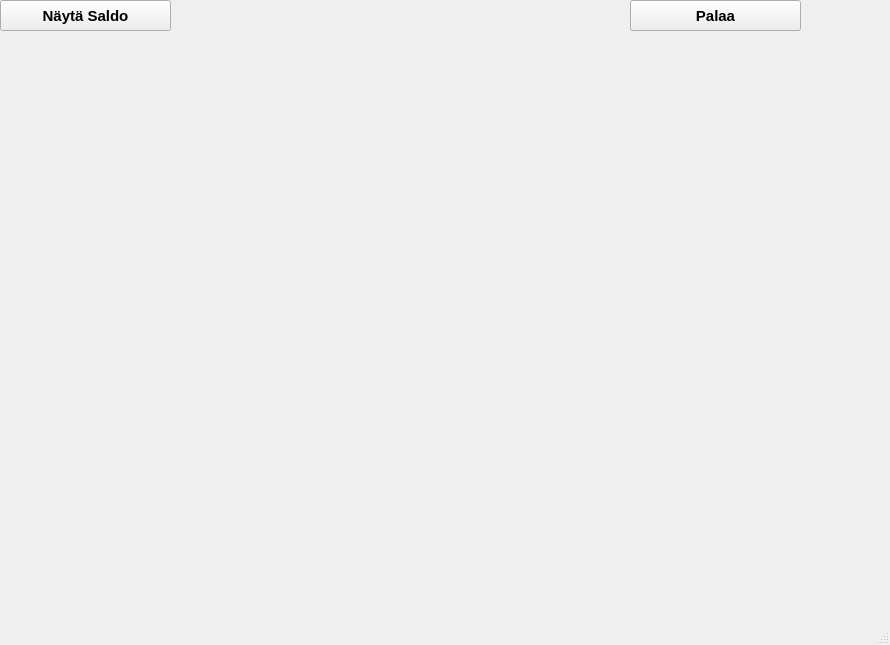
First picture: the form in bankautomat/nayta_saldo.ui, repository tvt21kmo-bank-project/group_7, before the edit.
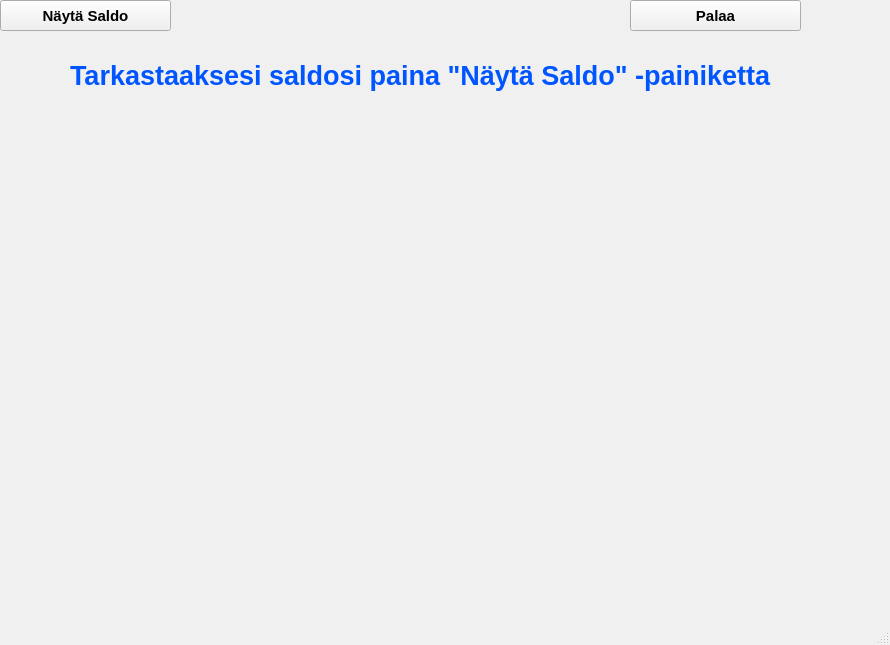
Second picture: the form after the edit.

Patch:
```diff
--- a/bankautomat/nayta_saldo.ui
+++ b/bankautomat/nayta_saldo.ui
@@ -10,6 +10,583 @@
     <height>645</height>
    </rect>
   </property>
+  <property name="palette">
+   <palette>
+    <active>
+     <colorrole role="WindowText">
+      <brush brushstyle="SolidPattern">
+       <color alpha="255">
+        <red>0</red>
+        <green>85</green>
+        <blue>255</blue>
+       </color>
+      </brush>
+     </colorrole>
+     <colorrole role="Button">
+      <brush brushstyle="SolidPattern">
+       <color alpha="255">
+        <red>240</red>
+        <green>240</green>
+        <blue>240</blue>
+       </color>
+      </brush>
+     </colorrole>
+     <colorrole role="Light">
+      <brush brushstyle="SolidPattern">
+       <color alpha="255">
+        <red>255</red>
+        <green>255</green>
+        <blue>255</blue>
+       </color>
+      </brush>
+     </colorrole>
+     <colorrole role="Midlight">
+      <brush brushstyle="SolidPattern">
+       <color alpha="255">
+        <red>227</red>
+        <green>227</green>
+        <blue>227</blue>
+       </color>
+      </brush>
+     </colorrole>
+     <colorrole role="Dark">
+      <brush brushstyle="SolidPattern">
+       <color alpha="255">
+        <red>160</red>
+        <green>160</green>
+        <blue>160</blue>
+       </color>
+      </brush>
+     </colorrole>
+     <colorrole role="Mid">
+      <brush brushstyle="SolidPattern">
+       <color alpha="255">
+        <red>160</red>
+        <green>160</green>
+        <blue>160</blue>
+       </color>
+      </brush>
+     </colorrole>
+     <colorrole role="Text">
+      <brush brushstyle="SolidPattern">
+       <color alpha="255">
+        <red>0</red>
+        <green>0</green>
+        <blue>0</blue>
+       </color>
+      </brush>
+     </colorrole>
+     <colorrole role="BrightText">
+      <brush brushstyle="SolidPattern">
+       <color alpha="255">
+        <red>255</red>
+        <green>255</green>
+        <blue>255</blue>
+       </color>
+      </brush>
+     </colorrole>
+     <colorrole role="ButtonText">
+      <brush brushstyle="SolidPattern">
+       <color alpha="255">
+        <red>0</red>
+        <green>0</green>
+        <blue>0</blue>
+       </color>
+      </brush>
+     </colorrole>
+     <colorrole role="Base">
+      <brush brushstyle="SolidPattern">
+       <color alpha="255">
+        <red>255</red>
+        <green>255</green>
+        <blue>255</blue>
+       </color>
+      </brush>
+     </colorrole>
+     <colorrole role="Window">
+      <brush brushstyle="SolidPattern">
+       <color alpha="255">
+        <red>0</red>
+        <green>0</green>
+        <blue>0</blue>
+       </color>
+      </brush>
+     </colorrole>
+     <colorrole role="Shadow">
+      <brush brushstyle="SolidPattern">
+       <color alpha="255">
+        <red>105</red>
+        <green>105</green>
+        <blue>105</blue>
+       </color>
+      </brush>
+     </colorrole>
+     <colorrole role="Highlight">
+      <brush brushstyle="SolidPattern">
+       <color alpha="255">
+        <red>0</red>
+        <green>120</green>
+        <blue>215</blue>
+       </color>
+      </brush>
+     </colorrole>
+     <colorrole role="HighlightedText">
+      <brush brushstyle="SolidPattern">
+       <color alpha="255">
+        <red>255</red>
+        <green>255</green>
+        <blue>255</blue>
+       </color>
+      </brush>
+     </colorrole>
+     <colorrole role="Link">
+      <brush brushstyle="SolidPattern">
+       <color alpha="255">
+        <red>0</red>
+        <green>0</green>
+        <blue>255</blue>
+       </color>
+      </brush>
+     </colorrole>
+     <colorrole role="LinkVisited">
+      <brush brushstyle="SolidPattern">
+       <color alpha="255">
+        <red>255</red>
+        <green>0</green>
+        <blue>255</blue>
+       </color>
+      </brush>
+     </colorrole>
+     <colorrole role="AlternateBase">
+      <brush brushstyle="SolidPattern">
+       <color alpha="255">
+        <red>245</red>
+        <green>245</green>
+        <blue>245</blue>
+       </color>
+      </brush>
+     </colorrole>
+     <colorrole role="NoRole">
+      <brush brushstyle="NoBrush">
+       <color alpha="255">
+        <red>0</red>
+        <green>0</green>
+        <blue>0</blue>
+       </color>
+      </brush>
+     </colorrole>
+     <colorrole role="ToolTipBase">
+      <brush brushstyle="SolidPattern">
+       <color alpha="255">
+        <red>255</red>
+        <green>255</green>
+        <blue>220</blue>
+       </color>
+      </brush>
+     </colorrole>
+     <colorrole role="ToolTipText">
+      <brush brushstyle="SolidPattern">
+       <color alpha="255">
+        <red>0</red>
+        <green>0</green>
+        <blue>0</blue>
+       </color>
+      </brush>
+     </colorrole>
+     <colorrole role="PlaceholderText">
+      <brush brushstyle="SolidPattern">
+       <color alpha="128">
+        <red>0</red>
+        <green>0</green>
+        <blue>0</blue>
+       </color>
+      </brush>
+     </colorrole>
+    </active>
+    <inactive>
+     <colorrole role="WindowText">
+      <brush brushstyle="SolidPattern">
+       <color alpha="255">
+        <red>0</red>
+        <green>0</green>
+        <blue>0</blue>
+       </color>
+      </brush>
+     </colorrole>
+     <colorrole role="Button">
+      <brush brushstyle="SolidPattern">
+       <color alpha="255">
+        <red>240</red>
+        <green>240</green>
+        <blue>240</blue>
+       </color>
+      </brush>
+     </colorrole>
+     <colorrole role="Light">
+      <brush brushstyle="SolidPattern">
+       <color alpha="255">
+        <red>255</red>
+        <green>255</green>
+        <blue>255</blue>
+       </color>
+      </brush>
+     </colorrole>
+     <colorrole role="Midlight">
+      <brush brushstyle="SolidPattern">
+       <color alpha="255">
+        <red>227</red>
+        <green>227</green>
+        <blue>227</blue>
+       </color>
+      </brush>
+     </colorrole>
+     <colorrole role="Dark">
+      <brush brushstyle="SolidPattern">
+       <color alpha="255">
+        <red>160</red>
+        <green>160</green>
+        <blue>160</blue>
+       </color>
+      </brush>
+     </colorrole>
+     <colorrole role="Mid">
+      <brush brushstyle="SolidPattern">
+       <color alpha="255">
+        <red>160</red>
+        <green>160</green>
+        <blue>160</blue>
+       </color>
+      </brush>
+     </colorrole>
+     <colorrole role="Text">
+      <brush brushstyle="SolidPattern">
+       <color alpha="255">
+        <red>0</red>
+        <green>0</green>
+        <blue>0</blue>
+       </color>
+      </brush>
+     </colorrole>
+     <colorrole role="BrightText">
+      <brush brushstyle="SolidPattern">
+       <color alpha="255">
+        <red>255</red>
+        <green>255</green>
+        <blue>255</blue>
+       </color>
+      </brush>
+     </colorrole>
+     <colorrole role="ButtonText">
+      <brush brushstyle="SolidPattern">
+       <color alpha="255">
+        <red>0</red>
+        <green>0</green>
+        <blue>0</blue>
+       </color>
+      </brush>
+     </colorrole>
+     <colorrole role="Base">
+      <brush brushstyle="SolidPattern">
+       <color alpha="255">
+        <red>255</red>
+        <green>255</green>
+        <blue>255</blue>
+       </color>
+      </brush>
+     </colorrole>
+     <colorrole role="Window">
+      <brush brushstyle="SolidPattern">
+       <color alpha="255">
+        <red>240</red>
+        <green>240</green>
+        <blue>240</blue>
+       </color>
+      </brush>
+     </colorrole>
+     <colorrole role="Shadow">
+      <brush brushstyle="SolidPattern">
+       <color alpha="255">
+        <red>105</red>
+        <green>105</green>
+        <blue>105</blue>
+       </color>
+      </brush>
+     </colorrole>
+     <colorrole role="Highlight">
+      <brush brushstyle="SolidPattern">
+       <color alpha="255">
+        <red>240</red>
+        <green>240</green>
+        <blue>240</blue>
+       </color>
+      </brush>
+     </colorrole>
+     <colorrole role="HighlightedText">
+      <brush brushstyle="SolidPattern">
+       <color alpha="255">
+        <red>0</red>
+        <green>0</green>
+        <blue>0</blue>
+       </color>
+      </brush>
+     </colorrole>
+     <colorrole role="Link">
+      <brush brushstyle="SolidPattern">
+       <color alpha="255">
+        <red>0</red>
+        <green>0</green>
+        <blue>255</blue>
+       </color>
+      </brush>
+     </colorrole>
+     <colorrole role="LinkVisited">
+      <brush brushstyle="SolidPattern">
+       <color alpha="255">
+        <red>255</red>
+        <green>0</green>
+        <blue>255</blue>
+       </color>
+      </brush>
+     </colorrole>
+     <colorrole role="AlternateBase">
+      <brush brushstyle="SolidPattern">
+       <color alpha="255">
+        <red>245</red>
+        <green>245</green>
+        <blue>245</blue>
+       </color>
+      </brush>
+     </colorrole>
+     <colorrole role="NoRole">
+      <brush brushstyle="NoBrush">
+       <color alpha="255">
+        <red>0</red>
+        <green>0</green>
+        <blue>0</blue>
+       </color>
+      </brush>
+     </colorrole>
+     <colorrole role="ToolTipBase">
+      <brush brushstyle="SolidPattern">
+       <color alpha="255">
+        <red>255</red>
+        <green>255</green>
+        <blue>220</blue>
+       </color>
+      </brush>
+     </colorrole>
+     <colorrole role="ToolTipText">
+      <brush brushstyle="SolidPattern">
+       <color alpha="255">
+        <red>0</red>
+        <green>0</green>
+        <blue>0</blue>
+       </color>
+      </brush>
+     </colorrole>
+     <colorrole role="PlaceholderText">
+      <brush brushstyle="SolidPattern">
+       <color alpha="128">
+        <red>0</red>
+        <green>0</green>
+        <blue>0</blue>
+       </color>
+      </brush>
+     </colorrole>
+    </inactive>
+    <disabled>
+     <colorrole role="WindowText">
+      <brush brushstyle="SolidPattern">
+       <color alpha="255">
+        <red>120</red>
+        <green>120</green>
+        <blue>120</blue>
+       </color>
+      </brush>
+     </colorrole>
+     <colorrole role="Button">
+      <brush brushstyle="SolidPattern">
+       <color alpha="255">
+        <red>240</red>
+        <green>240</green>
+        <blue>240</blue>
+       </color>
+      </brush>
+     </colorrole>
+     <colorrole role="Light">
+      <brush brushstyle="SolidPattern">
+       <color alpha="255">
+        <red>255</red>
+        <green>255</green>
+        <blue>255</blue>
+       </color>
+      </brush>
+     </colorrole>
+     <colorrole role="Midlight">
+      <brush brushstyle="SolidPattern">
+       <color alpha="255">
+        <red>247</red>
+        <green>247</green>
+        <blue>247</blue>
+       </color>
+      </brush>
+     </colorrole>
+     <colorrole role="Dark">
+      <brush brushstyle="SolidPattern">
+       <color alpha="255">
+        <red>160</red>
+        <green>160</green>
+        <blue>160</blue>
+       </color>
+      </brush>
+     </colorrole>
+     <colorrole role="Mid">
+      <brush brushstyle="SolidPattern">
+       <color alpha="255">
+        <red>160</red>
+        <green>160</green>
+        <blue>160</blue>
+       </color>
+      </brush>
+     </colorrole>
+     <colorrole role="Text">
+      <brush brushstyle="SolidPattern">
+       <color alpha="255">
+        <red>120</red>
+        <green>120</green>
+        <blue>120</blue>
+       </color>
+      </brush>
+     </colorrole>
+     <colorrole role="BrightText">
+      <brush brushstyle="SolidPattern">
+       <color alpha="255">
+        <red>255</red>
+        <green>255</green>
+        <blue>255</blue>
+       </color>
+      </brush>
+     </colorrole>
+     <colorrole role="ButtonText">
+      <brush brushstyle="SolidPattern">
+       <color alpha="255">
+        <red>120</red>
+        <green>120</green>
+        <blue>120</blue>
+       </color>
+      </brush>
+     </colorrole>
+     <colorrole role="Base">
+      <brush brushstyle="SolidPattern">
+       <color alpha="255">
+        <red>0</red>
+        <green>0</green>
+        <blue>0</blue>
+       </color>
+      </brush>
+     </colorrole>
+     <colorrole role="Window">
+      <brush brushstyle="SolidPattern">
+       <color alpha="255">
+        <red>0</red>
+        <green>0</green>
+        <blue>0</blue>
+       </color>
+      </brush>
+     </colorrole>
+     <colorrole role="Shadow">
+      <brush brushstyle="SolidPattern">
+       <color alpha="255">
+        <red>0</red>
+        <green>0</green>
+        <blue>0</blue>
+       </color>
+      </brush>
+     </colorrole>
+     <colorrole role="Highlight">
+      <brush brushstyle="SolidPattern">
+       <color alpha="255">
+        <red>0</red>
+        <green>120</green>
+        <blue>215</blue>
+       </color>
+      </brush>
+     </colorrole>
+     <colorrole role="HighlightedText">
+      <brush brushstyle="SolidPattern">
+       <color alpha="255">
+        <red>255</red>
+        <green>255</green>
+        <blue>255</blue>
+       </color>
+      </brush>
+     </colorrole>
+     <colorrole role="Link">
+      <brush brushstyle="SolidPattern">
+       <color alpha="255">
+        <red>0</red>
+        <green>0</green>
+        <blue>255</blue>
+       </color>
+      </brush>
+     </colorrole>
+     <colorrole role="LinkVisited">
+      <brush brushstyle="SolidPattern">
+       <color alpha="255">
+        <red>255</red>
+        <green>0</green>
+        <blue>255</blue>
+       </color>
+      </brush>
+     </colorrole>
+     <colorrole role="AlternateBase">
+      <brush brushstyle="SolidPattern">
+       <color alpha="255">
+        <red>245</red>
+        <green>245</green>
+        <blue>245</blue>
+       </color>
+      </brush>
+     </colorrole>
+     <colorrole role="NoRole">
+      <brush brushstyle="NoBrush">
+       <color alpha="255">
+        <red>0</red>
+        <green>0</green>
+        <blue>0</blue>
+       </color>
+      </brush>
+     </colorrole>
+     <colorrole role="ToolTipBase">
+      <brush brushstyle="SolidPattern">
+       <color alpha="255">
+        <red>255</red>
+        <green>255</green>
+        <blue>220</blue>
+       </color>
+      </brush>
+     </colorrole>
+     <colorrole role="ToolTipText">
+      <brush brushstyle="SolidPattern">
+       <color alpha="255">
+        <red>0</red>
+        <green>0</green>
+        <blue>0</blue>
+       </color>
+      </brush>
+     </colorrole>
+     <colorrole role="PlaceholderText">
+      <brush brushstyle="SolidPattern">
+       <color alpha="128">
+        <red>0</red>
+        <green>0</green>
+        <blue>0</blue>
+       </color>
+      </brush>
+     </colorrole>
+    </disabled>
+   </palette>
+  </property>
   <property name="windowTitle">
    <string>MainWindow</string>
   </property>
@@ -36,10 +613,10 @@
    <widget class="QLabel" name="saldotxtlbl">
     <property name="geometry">
      <rect>
-      <x>220</x>
-      <y>310</y>
-      <width>131</width>
-      <height>41</height>
+      <x>40</x>
+      <y>420</y>
+      <width>731</width>
+      <height>91</height>
      </rect>
     </property>
     <property name="palette">
@@ -81,63 +658,7 @@
     </property>
     <property name="font">
      <font>
-      <pointsize>30</pointsize>
-      <bold>true</bold>
-     </font>
-    </property>
-    <property name="text">
-     <string/>
-    </property>
-   </widget>
-   <widget class="QLabel" name="tilinumerolbl">
-    <property name="geometry">
-     <rect>
-      <x>400</x>
-      <y>220</y>
-      <width>301</width>
-      <height>41</height>
-     </rect>
-    </property>
-    <property name="palette">
-     <palette>
-      <active>
-       <colorrole role="WindowText">
-        <brush brushstyle="SolidPattern">
-         <color alpha="255">
-          <red>0</red>
-          <green>85</green>
-          <blue>255</blue>
-         </color>
-        </brush>
-       </colorrole>
-      </active>
-      <inactive>
-       <colorrole role="WindowText">
-        <brush brushstyle="SolidPattern">
-         <color alpha="255">
-          <red>0</red>
-          <green>85</green>
-          <blue>255</blue>
-         </color>
-        </brush>
-       </colorrole>
-      </inactive>
-      <disabled>
-       <colorrole role="WindowText">
-        <brush brushstyle="SolidPattern">
-         <color alpha="255">
-          <red>120</red>
-          <green>120</green>
-          <blue>120</blue>
-         </color>
-        </brush>
-       </colorrole>
-      </disabled>
-     </palette>
-    </property>
-    <property name="font">
-     <font>
-      <pointsize>30</pointsize>
+      <pointsize>50</pointsize>
       <bold>true</bold>
      </font>
     </property>
@@ -164,69 +685,13 @@
      <string>Palaa</string>
     </property>
    </widget>
-   <widget class="QLabel" name="saldolbl">
-    <property name="geometry">
-     <rect>
-      <x>400</x>
-      <y>310</y>
-      <width>341</width>
-      <height>41</height>
-     </rect>
-    </property>
-    <property name="palette">
-     <palette>
-      <active>
-       <colorrole role="WindowText">
-        <brush brushstyle="SolidPattern">
-         <color alpha="255">
-          <red>0</red>
-          <green>85</green>
-          <blue>255</blue>
-         </color>
-        </brush>
-       </colorrole>
-      </active>
-      <inactive>
-       <colorrole role="WindowText">
-        <brush brushstyle="SolidPattern">
-         <color alpha="255">
-          <red>0</red>
-          <green>85</green>
-          <blue>255</blue>
-         </color>
-        </brush>
-       </colorrole>
-      </inactive>
-      <disabled>
-       <colorrole role="WindowText">
-        <brush brushstyle="SolidPattern">
-         <color alpha="255">
-          <red>120</red>
-          <green>120</green>
-          <blue>120</blue>
-         </color>
-        </brush>
-       </colorrole>
-      </disabled>
-     </palette>
-    </property>
-    <property name="font">
-     <font>
-      <pointsize>30</pointsize>
-      <bold>true</bold>
-     </font>
-    </property>
-    <property name="text">
-     <string/>
-    </property>
-   </widget>
    <widget class="QLabel" name="tiliNimilbl">
     <property name="geometry">
      <rect>
-      <x>150</x>
+      <x>40</x>
       <y>140</y>
-      <width>431</width>
-      <height>41</height>
+      <width>731</width>
+      <height>91</height>
      </rect>
     </property>
     <property name="palette">
@@ -268,7 +733,7 @@
     </property>
     <property name="font">
      <font>
-      <pointsize>30</pointsize>
+      <pointsize>50</pointsize>
       <bold>true</bold>
      </font>
     </property>
@@ -279,10 +744,10 @@
    <widget class="QLabel" name="eurolbl">
     <property name="geometry">
      <rect>
-      <x>690</x>
-      <y>310</y>
-      <width>51</width>
-      <height>41</height>
+      <x>40</x>
+      <y>280</y>
+      <width>731</width>
+      <height>101</height>
      </rect>
     </property>
     <property name="palette">
@@ -324,7 +789,7 @@
     </property>
     <property name="font">
      <font>
-      <pointsize>30</pointsize>
+      <pointsize>50</pointsize>
       <bold>true</bold>
      </font>
     </property>
@@ -335,10 +800,10 @@
    <widget class="QLabel" name="tilinumerotxtlbl">
     <property name="geometry">
      <rect>
-      <x>120</x>
-      <y>220</y>
-      <width>231</width>
-      <height>41</height>
+      <x>70</x>
+      <y>40</y>
+      <width>701</width>
+      <height>71</height>
      </rect>
     </property>
     <property name="palette">
@@ -353,6 +818,141 @@
          </color>
         </brush>
        </colorrole>
+       <colorrole role="Button">
+        <brush brushstyle="SolidPattern">
+         <color alpha="255">
+          <red>0</red>
+          <green>85</green>
+          <blue>255</blue>
+         </color>
+        </brush>
+       </colorrole>
+       <colorrole role="Light">
+        <brush brushstyle="SolidPattern">
+         <color alpha="255">
+          <red>127</red>
+          <green>170</green>
+          <blue>255</blue>
+         </color>
+        </brush>
+       </colorrole>
+       <colorrole role="Midlight">
+        <brush brushstyle="SolidPattern">
+         <color alpha="255">
+          <red>63</red>
+          <green>127</green>
+          <blue>255</blue>
+         </color>
+        </brush>
+       </colorrole>
+       <colorrole role="Dark">
+        <brush brushstyle="SolidPattern">
+         <color alpha="255">
+          <red>0</red>
+          <green>42</green>
+          <blue>127</blue>
+         </color>
+        </brush>
+       </colorrole>
+       <colorrole role="Mid">
+        <brush brushstyle="SolidPattern">
+         <color alpha="255">
+          <red>0</red>
+          <green>56</green>
+          <blue>170</blue>
+         </color>
+        </brush>
+       </colorrole>
+       <colorrole role="Text">
+        <brush brushstyle="SolidPattern">
+         <color alpha="255">
+          <red>0</red>
+          <green>0</green>
+          <blue>0</blue>
+         </color>
+        </brush>
+       </colorrole>
+       <colorrole role="BrightText">
+        <brush brushstyle="SolidPattern">
+         <color alpha="255">
+          <red>255</red>
+          <green>255</green>
+          <blue>255</blue>
+         </color>
+        </brush>
+       </colorrole>
+       <colorrole role="ButtonText">
+        <brush brushstyle="SolidPattern">
+         <color alpha="255">
+          <red>0</red>
+          <green>0</green>
+          <blue>0</blue>
+         </color>
+        </brush>
+       </colorrole>
+       <colorrole role="Base">
+        <brush brushstyle="SolidPattern">
+         <color alpha="255">
+          <red>255</red>
+          <green>255</green>
+          <blue>255</blue>
+         </color>
+        </brush>
+       </colorrole>
+       <colorrole role="Window">
+        <brush brushstyle="SolidPattern">
+         <color alpha="255">
+          <red>0</red>
+          <green>85</green>
+          <blue>255</blue>
+         </color>
+        </brush>
+       </colorrole>
+       <colorrole role="Shadow">
+        <brush brushstyle="SolidPattern">
+         <color alpha="255">
+          <red>0</red>
+          <green>0</green>
+          <blue>0</blue>
+         </color>
+        </brush>
+       </colorrole>
+       <colorrole role="AlternateBase">
+        <brush brushstyle="SolidPattern">
+         <color alpha="255">
+          <red>127</red>
+          <green>170</green>
+          <blue>255</blue>
+         </color>
+        </brush>
+       </colorrole>
+       <colorrole role="NoRole">
+        <brush brushstyle="SolidPattern">
+         <color alpha="255">
+          <red>255</red>
+          <green>255</green>
+          <blue>255</blue>
+         </color>
+        </brush>
+       </colorrole>
+       <colorrole role="ToolTipBase">
+        <brush brushstyle="SolidPattern">
+         <color alpha="255">
+          <red>255</red>
+          <green>255</green>
+          <blue>220</blue>
+         </color>
+        </brush>
+       </colorrole>
+       <colorrole role="ToolTipText">
+        <brush brushstyle="SolidPattern">
+         <color alpha="255">
+          <red>0</red>
+          <green>0</green>
+          <blue>0</blue>
+         </color>
+        </brush>
+       </colorrole>
       </active>
       <inactive>
        <colorrole role="WindowText">
@@ -364,28 +964,298 @@
          </color>
         </brush>
        </colorrole>
+       <colorrole role="Button">
+        <brush brushstyle="SolidPattern">
+         <color alpha="255">
+          <red>0</red>
+          <green>85</green>
+          <blue>255</blue>
+         </color>
+        </brush>
+       </colorrole>
+       <colorrole role="Light">
+        <brush brushstyle="SolidPattern">
+         <color alpha="255">
+          <red>127</red>
+          <green>170</green>
+          <blue>255</blue>
+         </color>
+        </brush>
+       </colorrole>
+       <colorrole role="Midlight">
+        <brush brushstyle="SolidPattern">
+         <color alpha="255">
+          <red>63</red>
+          <green>127</green>
+          <blue>255</blue>
+         </color>
+        </brush>
+       </colorrole>
+       <colorrole role="Dark">
+        <brush brushstyle="SolidPattern">
+         <color alpha="255">
+          <red>0</red>
+          <green>42</green>
+          <blue>127</blue>
+         </color>
+        </brush>
+       </colorrole>
+       <colorrole role="Mid">
+        <brush brushstyle="SolidPattern">
+         <color alpha="255">
+          <red>0</red>
+          <green>56</green>
+          <blue>170</blue>
+         </color>
+        </brush>
+       </colorrole>
+       <colorrole role="Text">
+        <brush brushstyle="SolidPattern">
+         <color alpha="255">
+          <red>0</red>
+          <green>0</green>
+          <blue>0</blue>
+         </color>
+        </brush>
+       </colorrole>
+       <colorrole role="BrightText">
+        <brush brushstyle="SolidPattern">
+         <color alpha="255">
+          <red>255</red>
+          <green>255</green>
+          <blue>255</blue>
+         </color>
+        </brush>
+       </colorrole>
+       <colorrole role="ButtonText">
+        <brush brushstyle="SolidPattern">
+         <color alpha="255">
+          <red>0</red>
+          <green>0</green>
+          <blue>0</blue>
+         </color>
+        </brush>
+       </colorrole>
+       <colorrole role="Base">
+        <brush brushstyle="SolidPattern">
+         <color alpha="255">
+          <red>255</red>
+          <green>255</green>
+          <blue>255</blue>
+         </color>
+        </brush>
+       </colorrole>
+       <colorrole role="Window">
+        <brush brushstyle="SolidPattern">
+         <color alpha="255">
+          <red>0</red>
+          <green>85</green>
+          <blue>255</blue>
+         </color>
+        </brush>
+       </colorrole>
+       <colorrole role="Shadow">
+        <brush brushstyle="SolidPattern">
+         <color alpha="255">
+          <red>0</red>
+          <green>0</green>
+          <blue>0</blue>
+         </color>
+        </brush>
+       </colorrole>
+       <colorrole role="AlternateBase">
+        <brush brushstyle="SolidPattern">
+         <color alpha="255">
+          <red>127</red>
+          <green>170</green>
+          <blue>255</blue>
+         </color>
+        </brush>
+       </colorrole>
+       <colorrole role="NoRole">
+        <brush brushstyle="SolidPattern">
+         <color alpha="255">
+          <red>255</red>
+          <green>255</green>
+          <blue>255</blue>
+         </color>
+        </brush>
+       </colorrole>
+       <colorrole role="ToolTipBase">
+        <brush brushstyle="SolidPattern">
+         <color alpha="255">
+          <red>255</red>
+          <green>255</green>
+          <blue>220</blue>
+         </color>
+        </brush>
+       </colorrole>
+       <colorrole role="ToolTipText">
+        <brush brushstyle="SolidPattern">
+         <color alpha="255">
+          <red>0</red>
+          <green>0</green>
+          <blue>0</blue>
+         </color>
+        </brush>
+       </colorrole>
       </inactive>
       <disabled>
        <colorrole role="WindowText">
         <brush brushstyle="SolidPattern">
          <color alpha="255">
-          <red>120</red>
-          <green>120</green>
-          <blue>120</blue>
+          <red>0</red>
+          <green>42</green>
+          <blue>127</blue>
          </color>
         </brush>
        </colorrole>
+       <colorrole role="Button">
+        <brush brushstyle="SolidPattern">
+         <color alpha="255">
+          <red>0</red>
+          <green>85</green>
+          <blue>255</blue>
+         </color>
+        </brush>
+       </colorrole>
+       <colorrole role="Light">
+        <brush brushstyle="SolidPattern">
+         <color alpha="255">
+          <red>127</red>
+          <green>170</green>
+          <blue>255</blue>
+         </color>
+        </brush>
+       </colorrole>
+       <colorrole role="Midlight">
+        <brush brushstyle="SolidPattern">
+         <color alpha="255">
+          <red>63</red>
+          <green>127</green>
+          <blue>255</blue>
+         </color>
+        </brush>
+       </colorrole>
+       <colorrole role="Dark">
+        <brush brushstyle="SolidPattern">
+         <color alpha="255">
+          <red>0</red>
+          <green>42</green>
+          <blue>127</blue>
+         </color>
+        </brush>
+       </colorrole>
+       <colorrole role="Mid">
+        <brush brushstyle="SolidPattern">
+         <color alpha="255">
+          <red>0</red>
+          <green>56</green>
+          <blue>170</blue>
+         </color>
+        </brush>
+       </colorrole>
+       <colorrole role="Text">
+        <brush brushstyle="SolidPattern">
+         <color alpha="255">
+          <red>0</red>
+          <green>42</green>
+          <blue>127</blue>
+         </color>
+        </brush>
+       </colorrole>
+       <colorrole role="BrightText">
+        <brush brushstyle="SolidPattern">
+         <color alpha="255">
+          <red>255</red>
+          <green>255</green>
+          <blue>255</blue>
+         </color>
+        </brush>
+       </colorrole>
+       <colorrole role="ButtonText">
+        <brush brushstyle="SolidPattern">
+         <color alpha="255">
+          <red>0</red>
+          <green>42</green>
+          <blue>127</blue>
+         </color>
+        </brush>
+       </colorrole>
+       <colorrole role="Base">
+        <brush brushstyle="SolidPattern">
+         <color alpha="255">
+          <red>0</red>
+          <green>85</green>
+          <blue>255</blue>
+         </color>
+        </brush>
+       </colorrole>
+       <colorrole role="Window">
+        <brush brushstyle="SolidPattern">
+         <color alpha="255">
+          <red>0</red>
+          <green>85</green>
+          <blue>255</blue>
+         </color>
+        </brush>
+       </colorrole>
+       <colorrole role="Shadow">
+        <brush brushstyle="SolidPattern">
+         <color alpha="255">
+          <red>0</red>
+          <green>0</green>
+          <blue>0</blue>
+         </color>
+        </brush>
+       </colorrole>
+       <colorrole role="AlternateBase">
+        <brush brushstyle="SolidPattern">
+         <color alpha="255">
+          <red>0</red>
+          <green>85</green>
+          <blue>255</blue>
+         </color>
+        </brush>
+       </colorrole>
+       <colorrole role="NoRole">
+        <brush brushstyle="SolidPattern">
+         <color alpha="255">
+          <red>255</red>
+          <green>255</green>
+          <blue>255</blue>
+         </color>
+        </brush>
+       </colorrole>
+       <colorrole role="ToolTipBase">
+        <brush brushstyle="SolidPattern">
+         <color alpha="255">
+          <red>255</red>
+          <green>255</green>
+          <blue>220</blue>
+         </color>
+        </brush>
+       </colorrole>
+       <colorrole role="ToolTipText">
+        <brush brushstyle="SolidPattern">
+         <color alpha="255">
+          <red>0</red>
+          <green>0</green>
+          <blue>0</blue>
+         </color>
+        </brush>
+       </colorrole>
       </disabled>
      </palette>
     </property>
     <property name="font">
      <font>
-      <pointsize>30</pointsize>
+      <pointsize>20</pointsize>
       <bold>true</bold>
      </font>
     </property>
     <property name="text">
-     <string/>
+     <string>Tarkastaaksesi saldosi paina &quot;Näytä Saldo&quot; -painiketta</string>
     </property>
    </widget>
   </widget>
```
Left out of the diff: 6 changed lines with no effect on the pictures.
